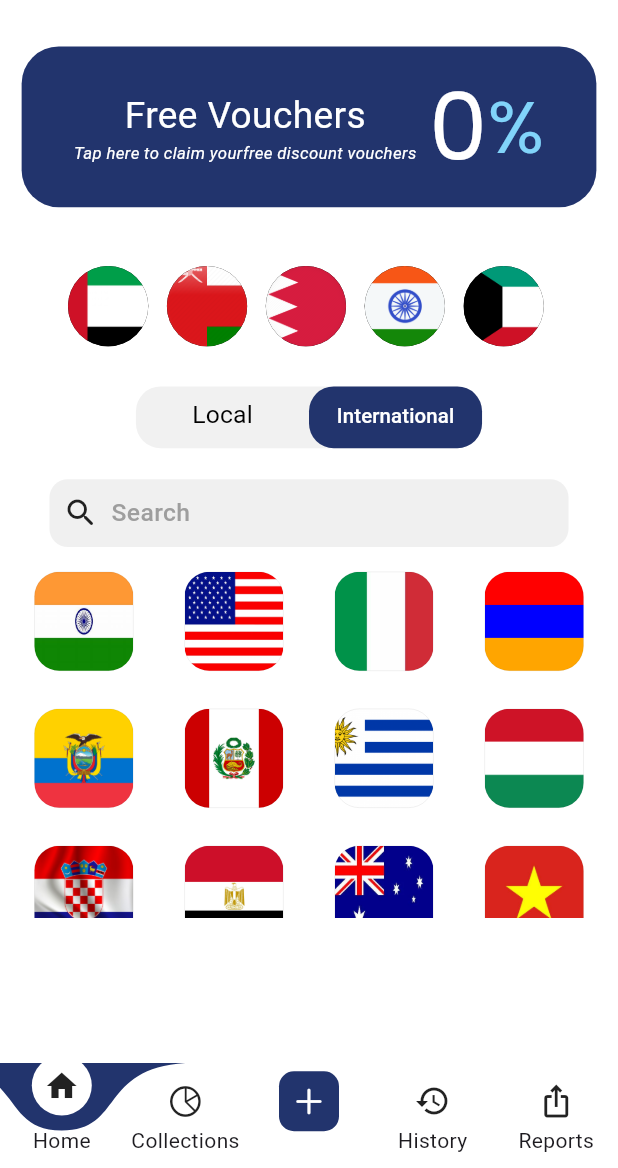
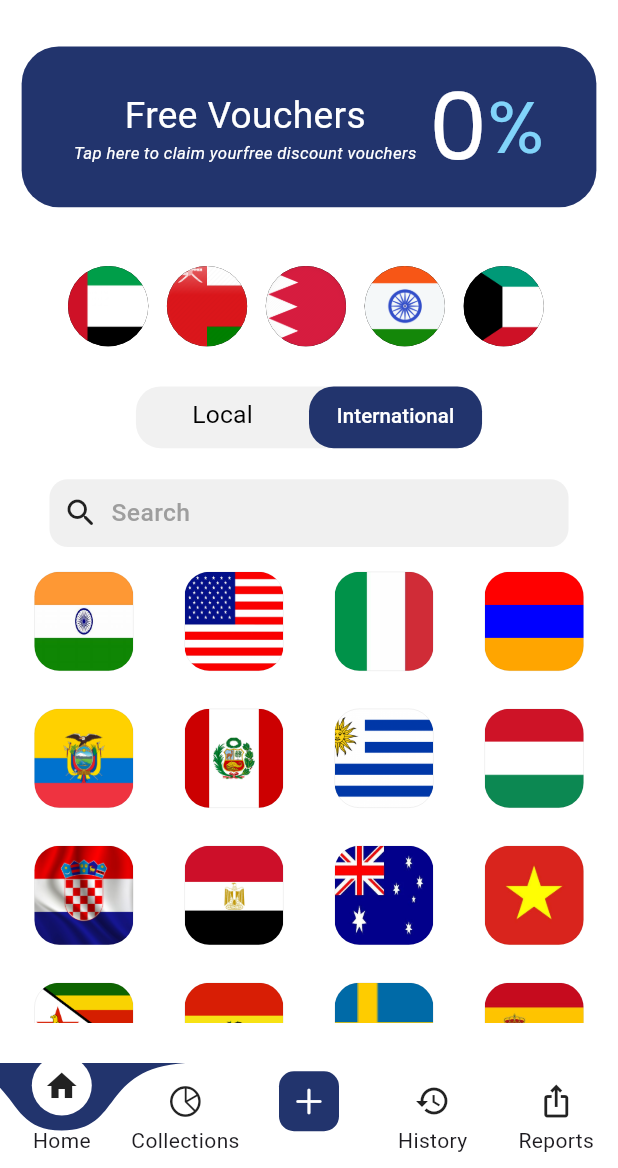
Before and after one commit to kousarpcp/plexpay, a Flutter app: the screen it shows after launch, tab 2 chosen, on a phone screen of 412 x 824 dp, the part 68-1236 px from its top. Run offline on Flutter 3.47's test engine with Material 3 defaults, Android fonts, the phone set to English and light mode, and no system bars; drawn by our look-alikes of curved_labeled_navigation_bar; our stand-ins replace country_picker, flutter_staggered_animations, flutter_svg, fluttertoast, google_fonts, internet_connection_checker and 6 more; missing offline and left inert: esys_flutter_share_plus, flutter_bluetooth_basic, maxx_sunmi_printer; project files that could hold a hidden picture were left out.

Commit message:
collection change

```diff
--- a/lib/featurs/details adding/screen/home_page.dart
+++ b/lib/featurs/details adding/screen/home_page.dart
@@ -252,14 +252,16 @@ class _home_pageState extends State<home_page> {
                   SizedBox(
                     height: width * 0.03,
                   ),
-                  Container(
-                    height: width *0.73,
-                    child: TabBarView(children: [
-                      local(),
-                      international(),
-                    ],
-                      physics: BouncingScrollPhysics(),
+                  Expanded(
+                    child: Container(
+                      height: width *0.9,
+                      child: TabBarView(children: [
+                        local(),
+                        international(),
+                      ],
+                        physics: BouncingScrollPhysics(),
 
+                      ),
                     ),
                   ),
                 ],
```
